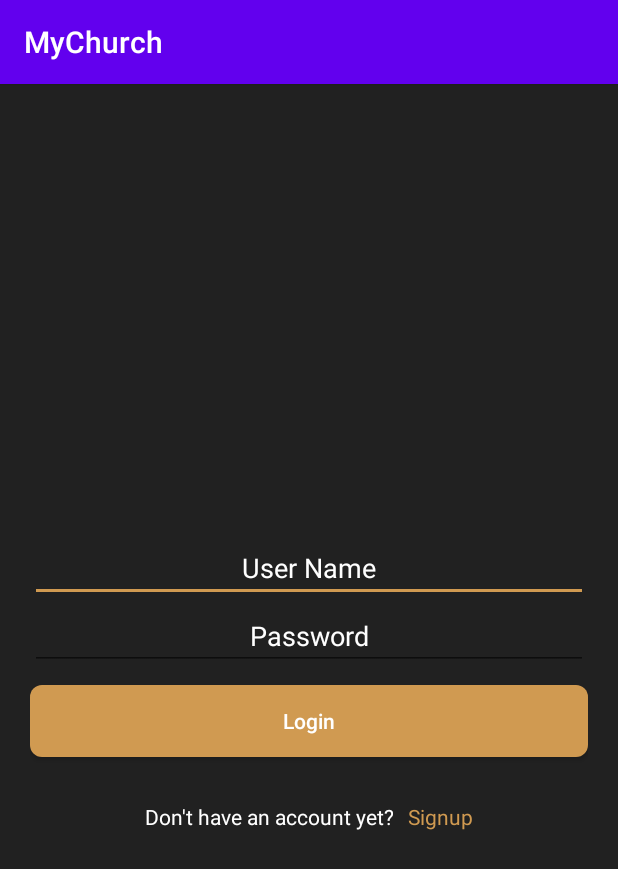
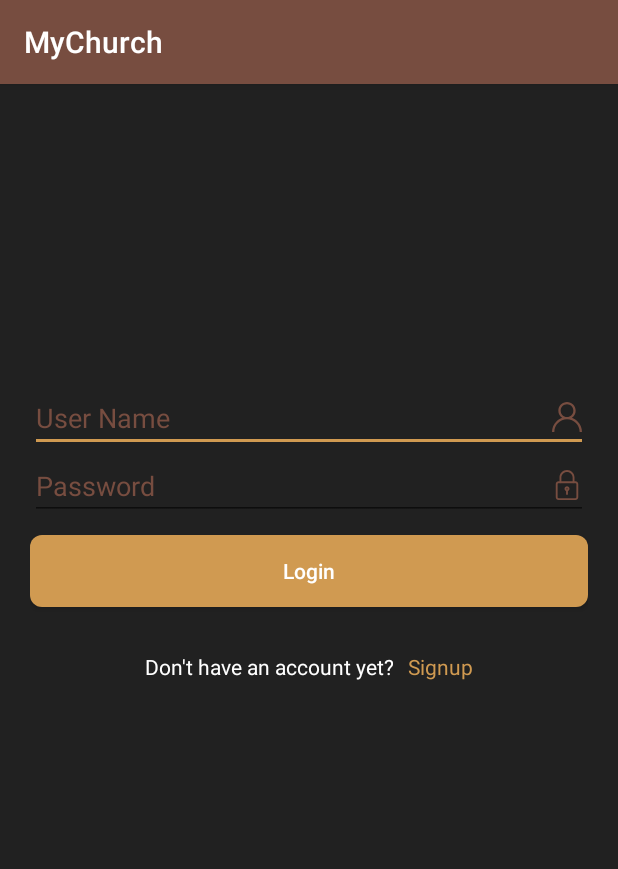
Before and after one commit to yamlakyam/The-Church-App, an Android app: the screen it shows after launch (MainActivity), on a phone screen of 412 x 824 dp. Shown: the top 869 px of the screen. Run offline under Robolectric (Android 15) with nearby library versions, the phone set to English and light mode, and no system bars.

Commit message:
minor changes on he UI

```diff
--- a/app/src/main/AndroidManifest.xml
+++ b/app/src/main/AndroidManifest.xml
@@ -9,6 +9,7 @@
         android:roundIcon="@mipmap/ic_launcher_round"
         android:supportsRtl="true"
         android:theme="@style/AppTheme">
+        <activity android:name=".SignUpActivity"></activity>
         <activity android:name=".MainActivity">
             <intent-filter>
                 <action android:name="android.intent.action.MAIN" />
--- a/app/src/main/java/com/aait/mychurch/MainActivity.kt
+++ b/app/src/main/java/com/aait/mychurch/MainActivity.kt
@@ -1,11 +1,19 @@
 package com.aait.mychurch
 
+import android.content.Intent
 import androidx.appcompat.app.AppCompatActivity
 import android.os.Bundle
+import kotlinx.android.synthetic.main.activity_main.*
 
 class MainActivity : AppCompatActivity() {
     override fun onCreate(savedInstanceState: Bundle?) {
         super.onCreate(savedInstanceState)
         setContentView(R.layout.activity_main)
+
+        signupLink.setOnClickListener {
+            val intent = Intent(this, SignUpActivity::class.java)
+            startActivity(intent)
+        }
+
     }
 }
--- /dev/null
+++ b/app/src/main/res/drawable/ic_padlock.xml
@@ -0,0 +1,7 @@
+<vector android:height="20dp" android:viewportHeight="24"
+    android:viewportWidth="24" android:width="20dp" xmlns:android="http://schemas.android.com/apk/res/android">
+    <path android:fillColor="#774D40" android:pathData="m18.75,24h-13.5c-1.24,0 -2.25,-1.009 -2.25,-2.25v-10.5c0,-1.241 1.01,-2.25 2.25,-2.25h13.5c1.24,0 2.25,1.009 2.25,2.25v10.5c0,1.241 -1.01,2.25 -2.25,2.25zM5.25,10.5c-0.413,0 -0.75,0.336 -0.75,0.75v10.5c0,0.414 0.337,0.75 0.75,0.75h13.5c0.413,0 0.75,-0.336 0.75,-0.75v-10.5c0,-0.414 -0.337,-0.75 -0.75,-0.75z"/>
+    <path android:fillColor="#774D40" android:pathData="m17.25,10.5c-0.414,0 -0.75,-0.336 -0.75,-0.75v-3.75c0,-2.481 -2.019,-4.5 -4.5,-4.5s-4.5,2.019 -4.5,4.5v3.75c0,0.414 -0.336,0.75 -0.75,0.75s-0.75,-0.336 -0.75,-0.75v-3.75c0,-3.309 2.691,-6 6,-6s6,2.691 6,6v3.75c0,0.414 -0.336,0.75 -0.75,0.75z"/>
+    <path android:fillColor="#774D40" android:pathData="m12,17c-1.103,0 -2,-0.897 -2,-2s0.897,-2 2,-2 2,0.897 2,2 -0.897,2 -2,2zM12,14.5c-0.275,0 -0.5,0.224 -0.5,0.5s0.225,0.5 0.5,0.5 0.5,-0.224 0.5,-0.5 -0.225,-0.5 -0.5,-0.5z"/>
+    <path android:fillColor="#774D40" android:pathData="m12,20c-0.414,0 -0.75,-0.336 -0.75,-0.75v-2.75c0,-0.414 0.336,-0.75 0.75,-0.75s0.75,0.336 0.75,0.75v2.75c0,0.414 -0.336,0.75 -0.75,0.75z"/>
+</vector>
--- /dev/null
+++ b/app/src/main/res/drawable/ic_user.xml
@@ -0,0 +1,4 @@
+<vector android:height="20dp" android:viewportHeight="512"
+    android:viewportWidth="512" android:width="20dp" xmlns:android="http://schemas.android.com/apk/res/android">
+    <path android:fillColor="#774D40" android:pathData="M437.02,330.98c-27.883,-27.882 -61.071,-48.523 -97.281,-61.018C378.521,243.251 404,198.548 404,148C404,66.393 337.607,0 256,0S108,66.393 108,148c0,50.548 25.479,95.251 64.262,121.962c-36.21,12.495 -69.398,33.136 -97.281,61.018C26.629,379.333 0,443.62 0,512h40c0,-119.103 96.897,-216 216,-216s216,96.897 216,216h40C512,443.62 485.371,379.333 437.02,330.98zM256,256c-59.551,0 -108,-48.448 -108,-108S196.449,40 256,40c59.551,0 108,48.448 108,108S315.551,256 256,256z"/>
+</vector>
--- a/app/src/main/res/layout/activity_main.xml
+++ b/app/src/main/res/layout/activity_main.xml
@@ -15,24 +15,26 @@
         android:id="@+id/usernameLogin"
         android:layout_width="match_parent"
         android:layout_height="wrap_content"
-        android:layout_marginTop="300dp"
+        android:layout_marginTop="200dp"
+        android:drawableRight="@drawable/ic_user"
         android:ems="10"
-        android:gravity="center_horizontal"
+        android:gravity="start|center_horizontal"
         android:hint="User Name"
         android:inputType="textPersonName"
         android:textColor="#FFFFFF"
-        android:textColorHint="#FFFFFF" />
+        android:textColorHint="#774D40" />
 
     <EditText
         android:id="@+id/passwordLogin"
         android:layout_width="match_parent"
         android:layout_height="wrap_content"
+        android:drawableRight="@drawable/ic_padlock"
         android:ems="10"
-        android:gravity="center_horizontal"
+        android:gravity="start|center_horizontal"
         android:hint="Password"
         android:inputType="textPassword"
         android:textColor="#FFFFFF"
-        android:textColorHint="#FFFFFF" />
+        android:textColorHint="#774D40" />
 
     <Button
         android:id="@+id/btnLogin"
--- a/app/src/main/res/values/styles.xml
+++ b/app/src/main/res/values/styles.xml
@@ -2,8 +2,8 @@
     <!-- Base application theme. -->
     <style name="AppTheme" parent="Theme.AppCompat.Light.DarkActionBar">
         <!-- Customize your theme here. -->
-        <item name="colorPrimary">@color/colorPrimary</item>
-        <item name="colorPrimaryDark">@color/colorPrimaryDark</item>
+        <item name="colorPrimary">#774D40</item>
+        <item name="colorPrimaryDark">#402c26</item>
         <item name="colorAccent">#d09a51</item>
     </style>
 
```
Also changed, not shown: app/src/main/java/com/aait/mychurch/SignUpActivity.kt (added, +13 -0 lines), app/src/main/res/layout/activity_sign_up.xml (added, +9 -0 lines).
